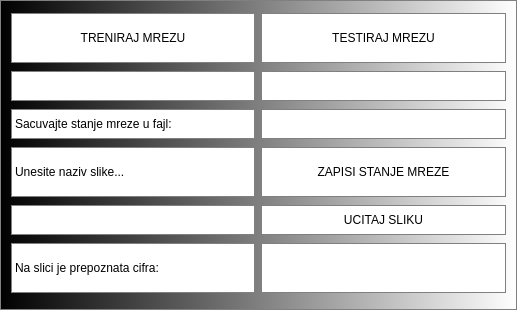
This is code/neuralnetwork.ui in MATF-RS19/RS035-masinsko-prepoznavanje-cifara as Qt 5 draws it before an edit. The edited form follows.
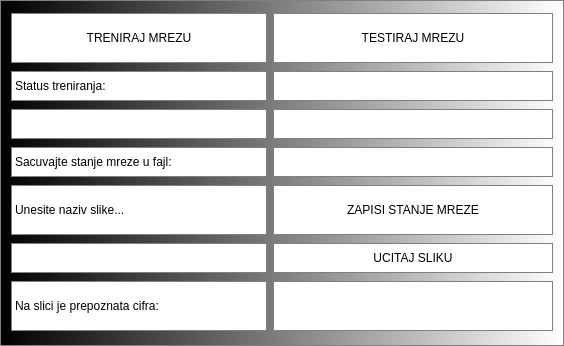
This is the edited form.

Commit message: Dodata labela i text_edit za status treniranja.

The edit to the form file:
```diff
--- a/code/neuralnetwork.ui
+++ b/code/neuralnetwork.ui
@@ -6,8 +6,8 @@
    <rect>
     <x>0</x>
     <y>0</y>
-    <width>517</width>
-    <height>310</height>
+    <width>564</width>
+    <height>346</height>
    </rect>
   </property>
   <property name="maximumSize">
@@ -55,6 +55,26 @@
         </property>
        </widget>
       </item>
+      <item>
+       <widget class="QLabel" name="label_3">
+        <property name="maximumSize">
+         <size>
+          <width>16777215</width>
+          <height>30</height>
+         </size>
+        </property>
+        <property name="styleSheet">
+         <string notr="true">QLabel{
+background-color:rgb(255, 255, 255);
+color: rgb(0, 0, 0);
+font: 75 11pt &quot;Century Schoolbook L&quot;;
+}</string>
+        </property>
+        <property name="text">
+         <string>Status treniranja:</string>
+        </property>
+       </widget>
+      </item>
       <item>
        <widget class="QTextEdit" name="textEdit_2">
         <property name="sizePolicy">
@@ -191,6 +211,23 @@
         </property>
        </widget>
       </item>
+      <item>
+       <widget class="QTextEdit" name="textEdit_6">
+        <property name="maximumSize">
+         <size>
+          <width>16777215</width>
+          <height>30</height>
+         </size>
+        </property>
+        <property name="styleSheet">
+         <string notr="true">QTextEdit{
+background-color:rgb(255, 255, 255);
+color: rgb(0, 0, 0);
+font: 75 11pt &quot;Century Schoolbook L&quot;;
+}</string>
+        </property>
+       </widget>
+      </item>
       <item>
        <widget class="QTextEdit" name="textEdit_3">
         <property name="maximumSize">
```
The commit also changes 2 other files.
